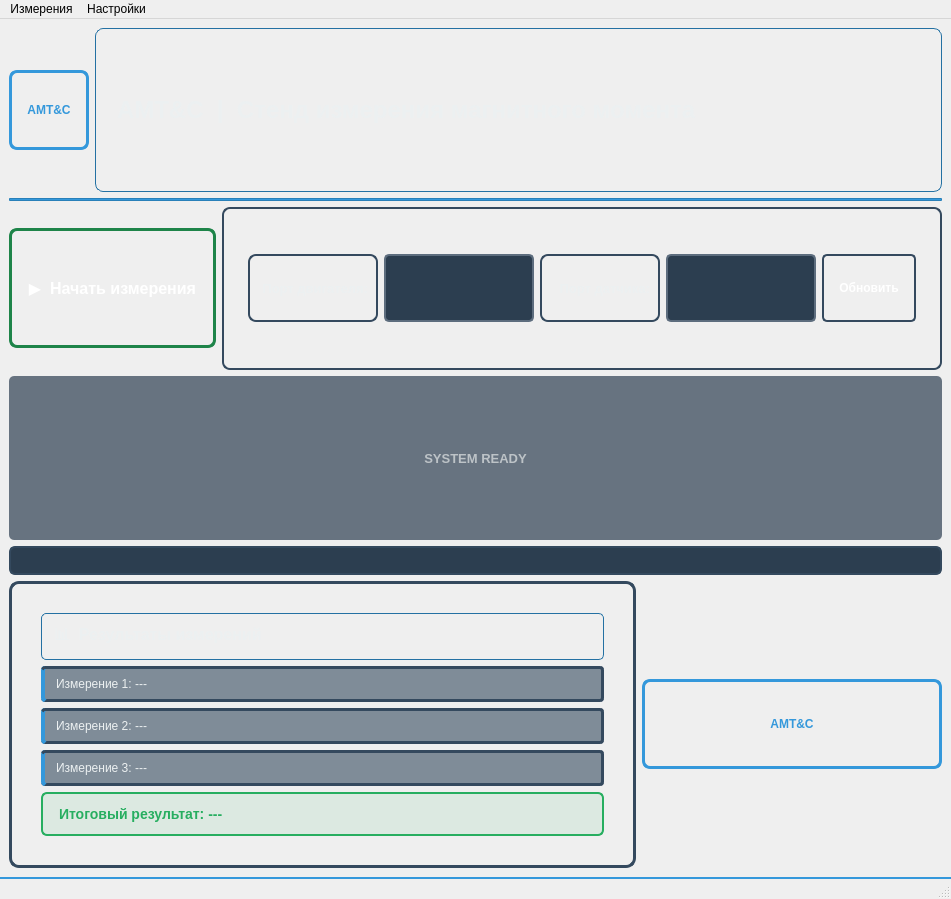
Above: HelmCoilsUI.ui from BuslaySt/Helmholz-Polymagnit before the change. Below: the same form after it.
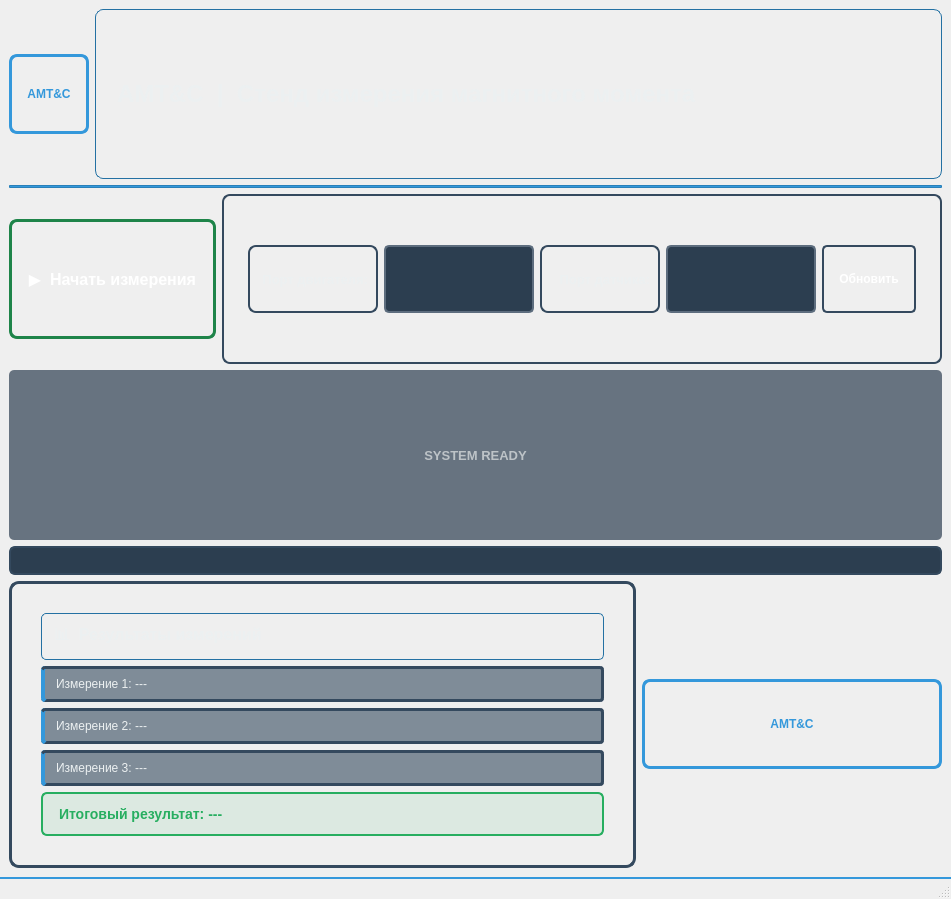
That is the form after the change. Icons and pictures are not drawn.

Patch:
```diff
--- a/HelmCoilsUI.ui
+++ b/HelmCoilsUI.ui
@@ -552,29 +552,6 @@
 }</string>
    </property>
   </widget>
-  <widget class="QMenuBar" name="menuBar">
-   <property name="geometry">
-    <rect>
-     <x>0</x>
-     <y>0</y>
-     <width>951</width>
-     <height>21</height>
-    </rect>
-   </property>
-   <widget class="QMenu" name="menu">
-    <property name="title">
-     <string>Измерения</string>
-    </property>
-    <addaction name="action"/>
-   </widget>
-   <widget class="QMenu" name="menu_2">
-    <property name="title">
-     <string>Настройки</string>
-    </property>
-   </widget>
-   <addaction name="menu"/>
-   <addaction name="menu_2"/>
-  </widget>
   <action name="action">
    <property name="text">
     <string>Сохранить данные в файл</string>
```
